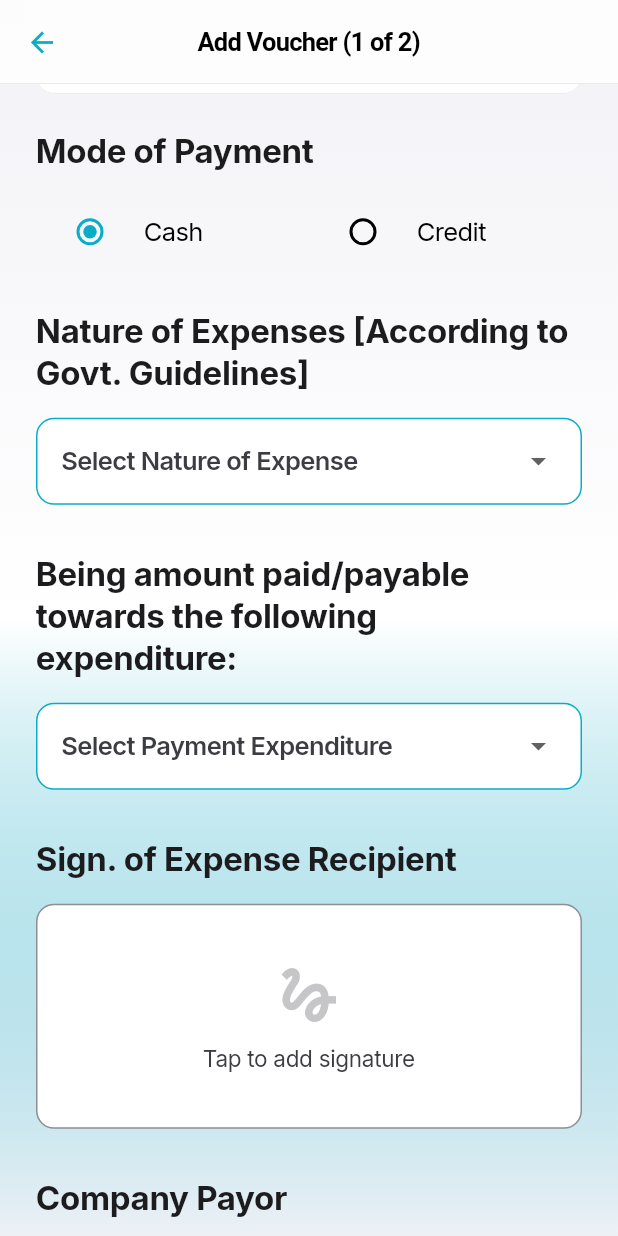
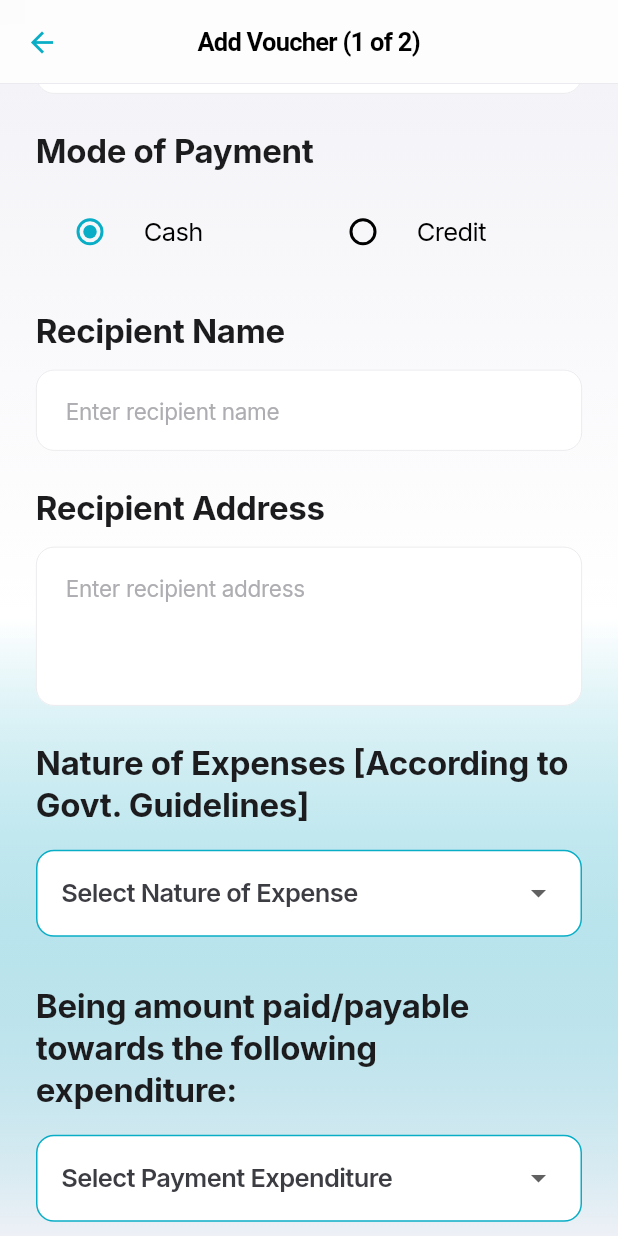
Before and after one commit to raman04-byte/dev, a Flutter app: the AddVoucherPage screen opened by its route, scrolled down 576 dp, on a phone screen of 412 x 824 dp. Run offline on Flutter 3.47's test engine with Material 3 defaults, Android fonts, the phone set to English and light mode, and no system bars; our stand-ins replace appwrite, google_fonts, hive, hive_flutter, image_picker, share_plus and 2 more; missing offline and left inert: syncfusion_flutter_pdf, syncfusion_flutter_pdfviewer, syncfusion_flutter_xlsio; accounts and stored records are empty; statements that could not run were skipped.

Commit message:
feat: add recipient name and address fields to voucher model and update PDF generation

```diff
--- a/lib/features/voucher/domain/models/voucher_model.dart
+++ b/lib/features/voucher/domain/models/voucher_model.dart
@@ -43,6 +43,12 @@ class VoucherModel extends HiveObject {
   @HiveField(12)
   final String paymentMode; // 'Cash' or 'Credit'
 
+  @HiveField(13)
+  final String? recipientName;
+
+  @HiveField(14)
+  final String? recipientAddress;
+
   VoucherModel({
     this.id,
     required this.farmerName,
@@ -57,6 +63,8 @@ class VoucherModel extends HiveObject {
     this.receiverSignature,
     this.payorSignature,
     this.paymentMode = 'Cash',
+    this.recipientName,
+    this.recipientAddress,
   });
 
   Map<String, dynamic> toJson() {
@@ -73,6 +81,8 @@ class VoucherModel extends HiveObject {
       'receiverSignature': receiverSignature,
       'payorSignature': payorSignature,
       'paymentMode': paymentMode,
+      if (recipientName != null) 'recipientName': recipientName,
+      if (recipientAddress != null) 'recipientAddress': recipientAddress,
     };
   }
 
@@ -91,6 +101,8 @@ class VoucherModel extends HiveObject {
       receiverSignature: json['receiverSignature'],
       payorSignature: json['payorSignature'],
       paymentMode: json['paymentMode'] ?? 'Cash',
+      recipientName: json['recipientName'],
+      recipientAddress: json['recipientAddress'],
     );
   }
 }
--- a/lib/features/voucher/presentation/pages/add_voucher_page.dart
+++ b/lib/features/voucher/presentation/pages/add_voucher_page.dart
@@ -27,6 +27,8 @@ class _AddVoucherPageState extends State<AddVoucherPage> {
   final _addressController = TextEditingController();
   final _fileRegNoController = TextEditingController();
   final _amountController = TextEditingController();
+  final _recipientNameController = TextEditingController();
+  final _recipientAddressController = TextEditingController();
   final _voucherRepository = VoucherRepositoryImpl();
 
   String? _selectedExpensesBy;
@@ -323,6 +325,8 @@ class _AddVoucherPageState extends State<AddVoucherPage> {
           'signature': _signature,
           'receiverSignature': _receiverSignature,
           'paymentMode': _paymentMode,
+          'recipientName': _recipientNameController.text,
+          'recipientAddress': _recipientAddressController.text,
         };
 
         // Clear form for second voucher
@@ -351,6 +355,8 @@ class _AddVoucherPageState extends State<AddVoucherPage> {
           'signature': _signature,
           'receiverSignature': _receiverSignature,
           'paymentMode': _paymentMode,
+          'recipientName': _recipientNameController.text,
+          'recipientAddress': _recipientAddressController.text,
         };
 
         // Generate PDF
@@ -438,6 +444,12 @@ class _AddVoucherPageState extends State<AddVoucherPage> {
         receiverSignature: receiverSig1Id,
         payorSignature: payorSig1Id,
         paymentMode: voucher1['paymentMode'],
+        recipientName: voucher1['recipientName']?.isNotEmpty == true
+            ? voucher1['recipientName']
+            : null,
+        recipientAddress: voucher1['recipientAddress']?.isNotEmpty == true
+            ? voucher1['recipientAddress']
+            : null,
       );
       await _voucherRepository.createVoucher(voucher1Model);
 
@@ -474,6 +486,12 @@ class _AddVoucherPageState extends State<AddVoucherPage> {
           receiverSignature: receiverSig2Id,
           payorSignature: payorSig2Id,
           paymentMode: voucher2['paymentMode'],
+          recipientName: voucher2['recipientName']?.isNotEmpty == true
+              ? voucher2['recipientName']
+              : null,
+          recipientAddress: voucher2['recipientAddress']?.isNotEmpty == true
+              ? voucher2['recipientAddress']
+              : null,
         );
         await _voucherRepository.createVoucher(voucher2Model);
       }
@@ -533,6 +551,8 @@ class _AddVoucherPageState extends State<AddVoucherPage> {
     _addressController.clear();
     _fileRegNoController.clear();
     _amountController.clear();
+    _recipientNameController.clear();
+    _recipientAddressController.clear();
     _selectedExpensesBy = null;
     _selectedDate = null;
     _selectedExpenseType = null;
@@ -787,6 +807,53 @@ class _AddVoucherPageState extends State<AddVoucherPage> {
                         ),
                       ),
                     ],
+                  ),
+                  const SizedBox(height: 24),
+
+                  // Recipient Name Section
+                  Text(
+                    'Recipient Name',
+                    style: Theme.of(context).textTheme.titleLarge?.copyWith(
+                      color: AppColors.primaryNavy,
+                      fontWeight: FontWeight.bold,
+                    ),
+                  ),
+                  const SizedBox(height: 12),
+                  TextFormField(
+                    controller: _recipientNameController,
+                    decoration: InputDecoration(
+                      hintText: 'Enter recipient name',
+                      border: OutlineInputBorder(
+                        borderRadius: BorderRadius.circular(12),
+                      ),
+                      filled: true,
+                      fillColor: AppColors.white,
+                    ),
+                    textCapitalization: TextCapitalization.words,
+                  ),
+                  const SizedBox(height: 24),
+
+                  // Recipient Address Section
+                  Text(
+                    'Recipient Address',
+                    style: Theme.of(context).textTheme.titleLarge?.copyWith(
+                      color: AppColors.primaryNavy,
+                      fontWeight: FontWeight.bold,
+                    ),
+                  ),
+                  const SizedBox(height: 12),
+                  TextFormField(
+                    controller: _recipientAddressController,
+                    decoration: InputDecoration(
+                      hintText: 'Enter recipient address',
+                      border: OutlineInputBorder(
+                        borderRadius: BorderRadius.circular(12),
+                      ),
+                      filled: true,
+                      fillColor: AppColors.white,
+                    ),
+                    maxLines: 3,
+                    textCapitalization: TextCapitalization.words,
                   ),
                   const SizedBox(height: 24),
 
```
Also changed, not shown: lib/core/services/pdf_service.dart (+43 -15 lines), lib/features/voucher/domain/models/voucher_model.g.dart.
